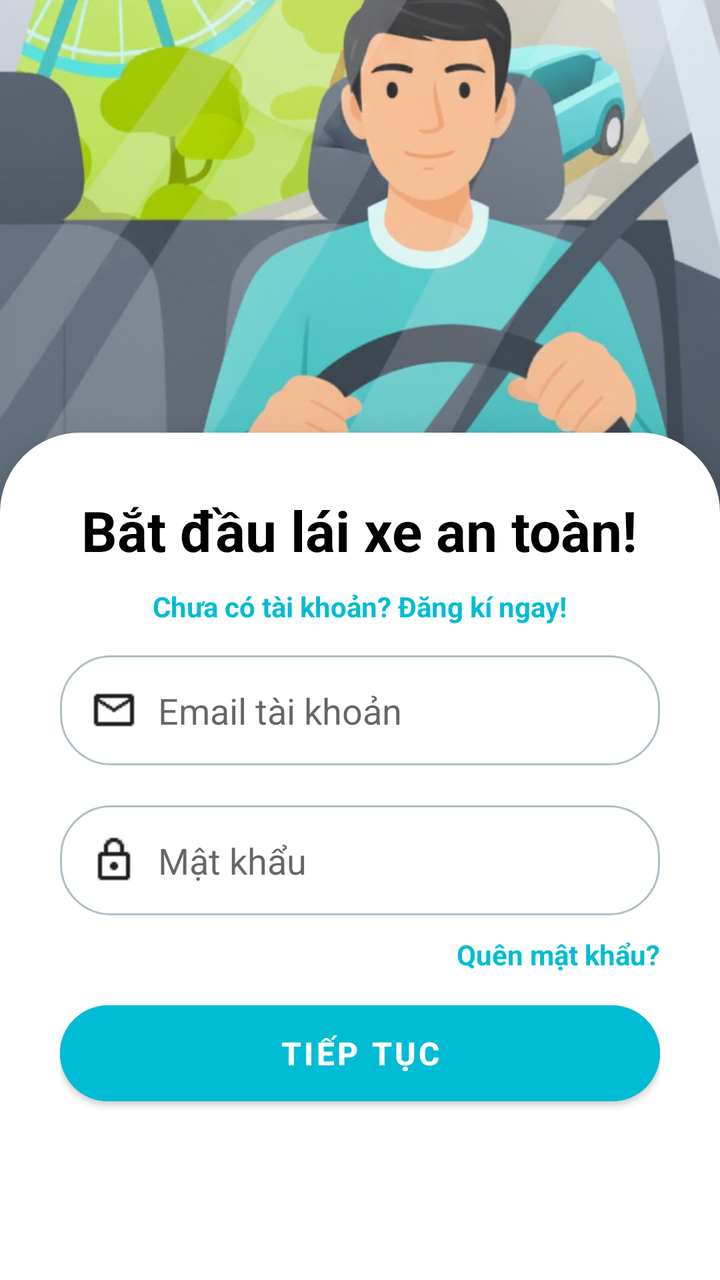
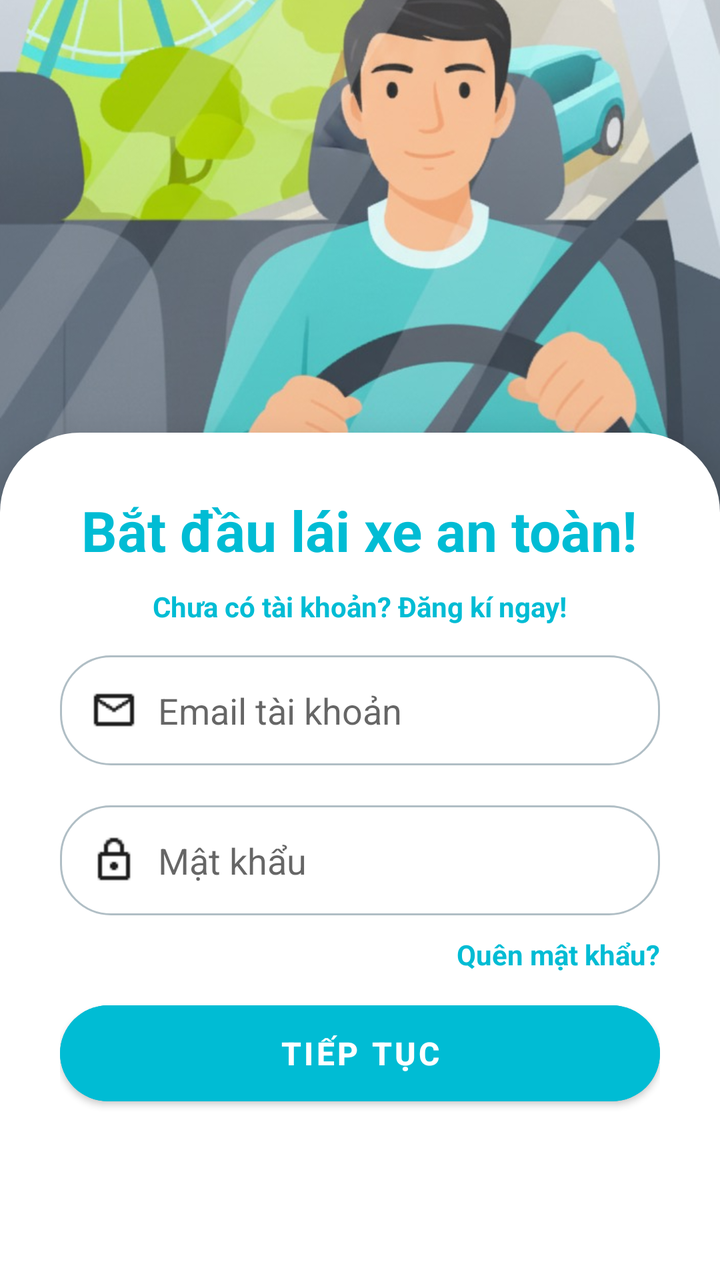

The first picture is an Android layout as it rendered before a commit; the second is the same layout after the commit. The layout source and the unified diff follow.
<!-- AndroidManifest.xml: application theme Theme.DmsApplication -->
<!-- res/layout/fragment_login.xml -->
<?xml version="1.0" encoding="utf-8"?>
<androidx.constraintlayout.widget.ConstraintLayout xmlns:android="http://schemas.android.com/apk/res/android"
    xmlns:app="http://schemas.android.com/apk/res-auto"
    android:id="@+id/main"
    android:layout_width="match_parent"
    android:layout_height="match_parent"
    android:background="#F5F7F8">

    <ImageView
        android:id="@+id/imgBackground"
        android:layout_width="match_parent"
        android:layout_height="0dp"
        android:scaleType="centerCrop"
        android:src="@drawable/pic_welcome3"
        app:layout_constraintHeight_percent="0.4"
        app:layout_constraintTop_toTopOf="parent" />

    <ScrollView
        android:layout_width="match_parent"
        android:layout_height="0dp"
        android:layout_marginTop="-40dp"
        android:background="@drawable/bg_login_card"
        android:elevation="10dp"
        android:fillViewport="true"
        android:scrollbars="none"
        app:layout_constraintBottom_toBottomOf="parent"
        app:layout_constraintTop_toBottomOf="@id/imgBackground">

        <LinearLayout
            android:id="@+id/mainCard"
            android:layout_width="match_parent"
            android:layout_height="wrap_content"
            android:orientation="vertical"
            android:padding="30dp">

            <LinearLayout
                android:id="@+id/layoutInputAccount"
                android:layout_width="match_parent"
                android:layout_height="wrap_content"
                android:orientation="vertical">

                <TextView
                    android:layout_width="wrap_content"
                    android:layout_height="wrap_content"
                    android:layout_gravity="center"
                    android:layout_marginBottom="10dp"
                    android:text="Bắt đầu lái xe an toàn!"
                    android:textColor="#000000"
                    android:textSize="28sp"
                    android:textStyle="bold" />

                <TextView
                    android:id="@+id/tvRegister"
                    android:layout_width="wrap_content"
                    android:layout_height="wrap_content"
                    android:layout_gravity="center"
                    android:layout_marginBottom="15dp"
                    android:text="Chưa có tài khoản? Đăng kí ngay!"
                    android:textColor="#00BCD4"
                    android:textStyle="bold" />

                <EditText
                    android:id="@+id/edtAcc"
                    android:layout_width="match_parent"
                    android:layout_height="55dp"
                    android:layout_marginBottom="20dp"
                    android:background="@drawable/bg_edittext_rounded"
                    android:drawableStart="@drawable/ic_mail"
                    android:drawablePadding="10dp"
                    android:hint="Email tài khoản"
                    android:inputType="textEmailAddress"
                    android:paddingHorizontal="15dp" />

                <EditText
                    android:id="@+id/edtPass"
                    android:layout_width="match_parent"
                    android:layout_height="55dp"
                    android:layout_marginBottom="10dp"
                    android:background="@drawable/bg_edittext_rounded"
                    android:drawableStart="@drawable/ic_lock"
                    android:drawablePadding="10dp"
                    android:hint="Mật khẩu"
                    android:inputType="textPassword"
                    android:paddingHorizontal="15dp" />

                <TextView
                    android:id="@+id/tvForgetPass"
                    android:layout_width="wrap_content"
                    android:layout_height="wrap_content"
                    android:layout_gravity="end"
                    android:layout_marginBottom="10dp"
                    android:text="Quên mật khẩu?"
                    android:textColor="#00BCD4"
                    android:textStyle="bold" />

                <com.google.android.material.button.MaterialButton
                    android:id="@+id/btnLogin"
                    android:layout_width="match_parent"
                    android:layout_height="60dp"
                    android:backgroundTint="#00BCD4"
                    android:text="Tiếp tục"
                    android:textStyle="bold"
                    android:textSize="16sp"
                    app:cornerRadius="30dp" />
            </LinearLayout>

            <include
                android:id="@+id/layoutForgetPass"
                layout="@layout/fragment_forget_pass"
                android:layout_width="match_parent"
                android:layout_height="wrap_content"
                android:visibility="gone" />

        </LinearLayout>
    </ScrollView>
</androidx.constraintlayout.widget.ConstraintLayout>
<!-- res/layout/fragment_forget_pass.xml (included above) -->
<?xml version="1.0" encoding="utf-8"?>
<LinearLayout xmlns:android="http://schemas.android.com/apk/res/android"
    android:layout_width="match_parent"
    android:layout_height="wrap_content"
    xmlns:app="http://schemas.android.com/apk/res-auto"
    android:orientation="vertical">

    <TextView
        android:layout_width="wrap_content"
        android:layout_height="wrap_content"
        android:text="Quên mật khẩu"
        android:textSize="26sp"
        android:textStyle="bold"
        android:textColor="#00BCD4"
        android:layout_gravity="center"
        android:layout_marginBottom="10dp" />

    <TextView
        android:id="@+id/tvOtpDescription"
        android:layout_width="wrap_content"
        android:layout_height="wrap_content"
        android:text="Vui lòng nhập email đã liên kết với tài khoản của bạn"
        android:layout_gravity="center"
        android:textSize="17sp"
        android:textAlignment="center"
        android:layout_marginBottom="20dp" />

    <EditText
        android:id="@+id/edtAcc"
        android:layout_width="match_parent"
        android:layout_height="55dp"
        android:hint="Email tài khoản"
        android:drawableStart="@drawable/ic_mail"
        android:drawablePadding="10dp"
        android:background="@drawable/bg_edittext_rounded"
        android:paddingHorizontal="15dp"
        android:layout_marginBottom="20dp" />

    <com.google.android.material.button.MaterialButton
        android:id="@+id/btnVerify"
        android:layout_width="match_parent"
        android:layout_height="60dp"
        android:textSize="16sp"
        android:textStyle="bold"
        android:text="Xác nhận"
        android:backgroundTint="#00BCD4"
        app:cornerRadius="30dp" />

    <TextView
        android:id="@+id/tvBackToLogin"
        android:layout_width="wrap_content"
        android:layout_height="wrap_content"
        android:layout_gravity="center"
        android:layout_marginTop="20dp"
        android:padding="5dp"
        android:text="Quay lại đăng nhập"
        android:textColor="#00BCD4"
        android:textStyle="bold"
        android:textSize="16sp" />

</LinearLayout>
<!-- resources referenced by this layout -->
<resources>
  <!-- drawable bg_edittext_rounded (drawable) -->
  <?xml version="1.0" encoding="utf-8"?>
  <shape xmlns:android="http://schemas.android.com/apk/res/android"
      android:shape="rectangle">
  
      <corners android:radius="25dp" />
  
      <solid android:color="#FFFFFF" />
  
      <stroke
          android:width="1dp"
          android:color="#B0BEC5" />
  
      <padding
          android:left="16dp"
          android:right="16dp" />
  </shape>
  <!-- drawable bg_login_card (drawable) -->
  <?xml version="1.0" encoding="utf-8"?>
  <shape xmlns:android="http://schemas.android.com/apk/res/android">
      <solid android:color="#FFFFFF" /> <corners
      android:topLeftRadius="40dp"
      android:topRightRadius="40dp" /> </shape>
  <!-- drawable ic_lock: png bitmap (drawable, 377 bytes) -->
  <!-- drawable ic_mail: png bitmap (drawable, 427 bytes) -->
  <!-- drawable pic_welcome3: jpeg bitmap (drawable, 194792 bytes) -->
  <style name="Theme.DmsApplication" parent="Theme.MaterialComponents.DayNight.NoActionBar" />
</resources>

<!-- the commit's change to res/layout/fragment_login.xml (unified diff, before → after) -->
@@ -45,7 +45,7 @@
                     android:layout_gravity="center"
                     android:layout_marginBottom="10dp"
                     android:text="Bắt đầu lái xe an toàn!"
-                    android:textColor="#000000"
+                    android:textColor="#00BCD4"
                     android:textSize="28sp"
                     android:textStyle="bold" />
 
